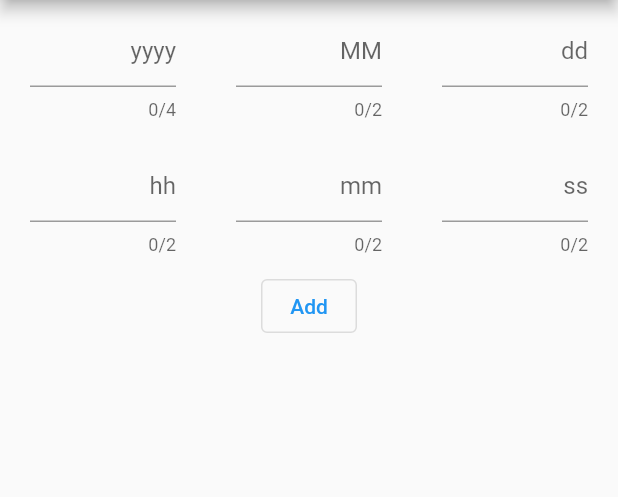
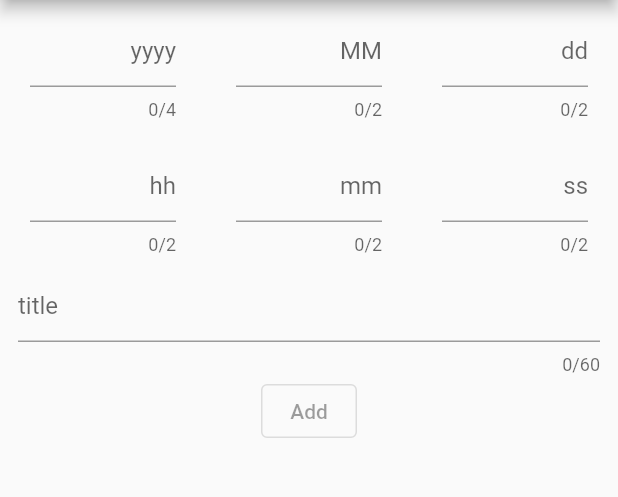
Before and after one commit to hi-watana/time_counter, a Flutter app: the screen it shows after launch, on a phone screen of 412 x 824 dp, the part 84-581 px from its top. Run offline on Flutter 3.47's test engine with Material 2 defaults, Android fonts, the phone set to English and light mode, and no system bars; our stand-ins replace hive, hive_flutter; accounts and stored records are empty.

Commit message:
Users can add title.

```diff
--- a/lib/goal.dart
+++ b/lib/goal.dart
@@ -6,5 +6,11 @@ class Goal {
   @HiveField(0)
   final DateTime endTime;
 
-  Goal(this.endTime);
+  @HiveField(1)
+  final String title;
+
+  Goal({
+    required this.endTime,
+    required this.title,
+  });
 }
--- a/lib/main.dart
+++ b/lib/main.dart
@@ -72,13 +72,13 @@ class MyHomePage extends StatelessWidget {
         title: Text(title),
       ),
       body: Center(
-        child: ChangeNotifierProvider<_DateTimeList>(
-          create: (context) => _DateTimeList(),
+        child: ChangeNotifierProvider<_GoalList>(
+          create: (context) => _GoalList(),
           child: Column(
             mainAxisAlignment: MainAxisAlignment.start,
-            children: <Widget>[
+            children: const <Widget>[
               DateTimeSetter(),
-              const _CountdownListView(),
+              _CountdownListView(),
             ],
           ),
         ),
@@ -87,7 +87,17 @@ class MyHomePage extends StatelessWidget {
   }
 }
 
-class DateTimeSetter extends StatelessWidget {
+class DateTimeSetter extends StatefulWidget {
+
+  const DateTimeSetter({Key? key}) : super(key: key);
+
+  @override
+  State<StatefulWidget> createState() => _DateTimeSetterState();
+}
+
+class _DateTimeSetterState extends State<DateTimeSetter> {
+
+  static const int maxTitleLength = 60;
 
   final TextEditingController _yearController = TextEditingController();
   final TextEditingController _monthController = TextEditingController();
@@ -96,11 +106,19 @@ class DateTimeSetter extends StatelessWidget {
   final TextEditingController _minuteController = TextEditingController();
   final TextEditingController _secondController = TextEditingController();
 
-  DateTimeSetter({Key? key}) : super(key: key);
+  final TextEditingController _titleController = TextEditingController();
+
+  late bool _isAddButtonEnabled;
+
+  @override
+  void initState() {
+    super.initState();
+    _isAddButtonEnabled = _titleController.text.isNotEmpty;
+  }
 
   @override
   Widget build(BuildContext context) {
-    final _DateTimeList _countDownList = Provider.of<_DateTimeList>(context);
+    final _GoalList _goalList = Provider.of<_GoalList>(context);
 
     return Column(
       children: [
@@ -142,19 +160,40 @@ class DateTimeSetter extends StatelessWidget {
             ),
           ],
         ),
+        Container(
+          margin: const EdgeInsets.only(left: 12, right: 12),
+          child: TextField(
+            enabled: true,
+            maxLength: maxTitleLength,
+            maxLines: 1,
+            textAlign: TextAlign.left,
+            controller: _titleController,
+            decoration: const InputDecoration(
+              hintText: 'title',
+            ),
+            onChanged: (text) {
+              setState(() {
+                _isAddButtonEnabled = text.isNotEmpty;
+              });
+            },
+          ),
+        ),
         OutlinedButton(
-            onPressed: () {
+          onPressed: _isAddButtonEnabled ? () {
             final int year = int.parse(_yearController.text);
             final int month = int.parse(_monthController.text);
             final int day = int.parse(_dayController.text);
             final int hour = int.parse(_hourController.text);
             final int minute = int.parse(_minuteController.text);
             final int second = int.parse(_secondController.text);
-              _countDownList.add(DateTime(year, month, day, hour, minute, second));
-            },
+            _goalList.add(Goal(
+              endTime: DateTime(year, month, day, hour, minute, second),
+              title: _titleController.text,
+            ));
+          } : null,
           child: const Text(
             'Add',
-            )
+          ),
         ),
       ],
     );
@@ -202,42 +241,56 @@ class _PaddedTextField extends StatelessWidget {
 }
 
 class CountdownElement extends StatelessWidget {
-  final DateTime _goal;
+  final DateTime _endTime;
+  final String _title;
   final int _index;
 
   const CountdownElement({
     Key? key,
-    required goal,
+    required endTime,
+    required title,
     required index,
-  }) : _goal = goal,
+  }) : _endTime = endTime,
+        _title = title,
         _index = index,
         super(key: key);
 
   @override
   Widget build(BuildContext context) {
-    final _DateTimeList _dateTimeList = Provider.of<_DateTimeList>(context);
+    final _GoalList _goalList = Provider.of<_GoalList>(context);
     return Container(
         padding: const EdgeInsets.all(8),
         child: Column(
           children: <Widget>[
-            Text(
-              _goal.toString(),
+            Container(
+              alignment: Alignment.topLeft,
+              margin: const EdgeInsets.all(8),
+              child: Text(
+                _title.toString(),
                 style: Theme.of(context).textTheme.headline6,
               ),
-            _CountdownText(goal: _goal),
+            ),
+            Text(
+              _endTime.toString(),
+              style: Theme.of(context).textTheme.headline6,
+            ),
+            _CountdownText(goal: _endTime),
             Row(
               mainAxisAlignment: MainAxisAlignment.end,
               children: <Widget>[
                 OutlinedButton(
                   onPressed: () => Navigator.push(context, MaterialPageRoute(
-                    builder: (context) => _CountdownView(goal: _goal),
+                    builder: (context) => _CountdownView(
+                      endTime: _endTime,
+                      title: _title,
+                    ),
                   )),
                   child: const Text(
                     'See',
                   ),
                 ),
                 OutlinedButton(
-                  onPressed: () => _dateTimeList.removeAt(_index),
+                  onPressed: () => _goalList.removeAt(_index),
                   child: const Text(
                     'Remove',
                   ),
@@ -261,11 +314,11 @@ class _TimeWrapper extends ChangeNotifier {
   DateTime getDateTime() => _dateTime;
 }
 
-class _DateTimeList extends ChangeNotifier {
+class _GoalList extends ChangeNotifier {
   final _goalBox = Hive.box<Goal>(goalBoxName);
 
-  void add(DateTime dateTime) {
-    _goalBox.add(Goal(dateTime));
+  void add(Goal goal) {
+    _goalBox.add(goal);
     notifyListeners();
   }
 
@@ -274,7 +327,7 @@ class _DateTimeList extends ChangeNotifier {
     notifyListeners();
   }
 
-  List<DateTime> get() => List.unmodifiable(_goalBox.values.map((e) => e.endTime));
+  List<Goal> get() => List.unmodifiable(_goalBox.values);
 }
 
 class _CountdownListView extends StatelessWidget {
@@ -282,15 +335,16 @@ class _CountdownListView extends StatelessWidget {
 
   @override
   Widget build(BuildContext context) {
-    final _DateTimeList _dateTimeList = Provider.of<_DateTimeList>(context);
+    final _GoalList _goalList = Provider.of<_GoalList>(context);
 
     return Expanded(
         child: ListView(
           padding: const EdgeInsets.all(8),
-          children: _dateTimeList.get().asMap().entries.map((e) {
+          children: _goalList.get().asMap().entries.map((e) {
             return Center(
               child: CountdownElement(
-                goal: e.value,
+                endTime: e.value.endTime,
+                title: e.value.title,
                 index: e.key,
               ),
             );
@@ -301,9 +355,16 @@ class _CountdownListView extends StatelessWidget {
 }
 
 class _CountdownView extends StatelessWidget {
-  final DateTime _goal;
+  final DateTime _endTime;
+  final String _title;
 
-  const _CountdownView({Key? key, required goal}) : _goal = goal, super(key: key);
+  const _CountdownView({
+    Key? key,
+    required endTime,
+    required title,
+  }) : _endTime = endTime,
+        _title = title,
+        super(key: key);
 
   @override
   Widget build(BuildContext context) {
@@ -321,11 +382,19 @@ class _CountdownView extends StatelessWidget {
         child: Column(
           mainAxisAlignment: MainAxisAlignment.center,
           children: <Widget>[
-            Text(
-              _goal.toString(),
+            Container(
+              alignment: Alignment.topLeft,
+              margin: const EdgeInsets.all(8),
+              child: Text(
+                _title.toString(),
                 style: Theme.of(context).textTheme.headline6,
               ),
-            _CountdownText(goal: _goal),
+            ),
+            Text(
+              _endTime.toString(),
+              style: Theme.of(context).textTheme.headline6,
+            ),
+            _CountdownText(goal: _endTime),
           ],
         ),
       ),
```
Also changed, not shown: lib/goal.g.dart. Lines whose indentation alone changed are shown as unchanged.
